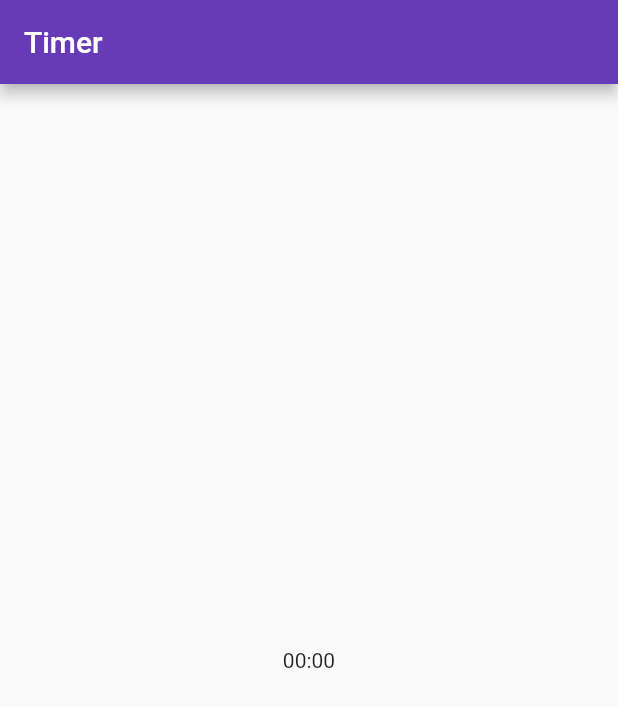
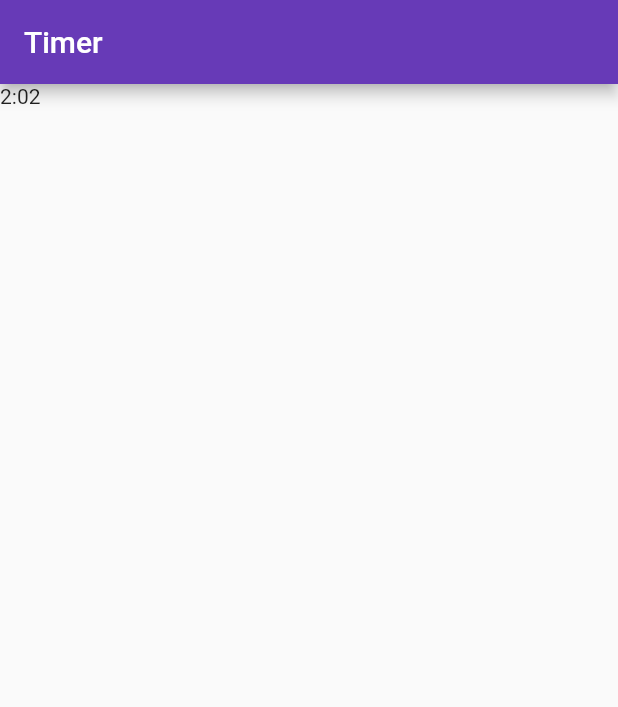
Before and after one commit to paxcodes/flutter-timer, a Flutter app: the screen it shows after launch, on a phone screen of 412 x 824 dp. Shown: the top 707 px of the screen. Run offline on Flutter 3.47's test engine with Material 2 defaults, Android fonts, the phone set to English and light mode, and no system bars.

Commit message:
:sparkles: Add the timer

```diff
--- a/lib/pages/timer_page.dart
+++ b/lib/pages/timer_page.dart
@@ -7,23 +7,38 @@ class TimerPage extends StatefulWidget {
   _TimerPageState createState() => _TimerPageState();
 }
 
-class _TimerPageState extends State<TimerPage> {
+class _TimerPageState extends State<TimerPage>
+    with SingleTickerProviderStateMixin {
+  AnimationController controller;
+
+  String get timerString {
+    Duration duration = controller.duration * controller.value;
+    return '${duration.inMinutes}:${(duration.inSeconds % 60).toString().padLeft(2, '0')}';
+  }
+
+  @override
+  void initState() {
+    super.initState();
+    controller = AnimationController(
+      vsync: this,
+      duration: Duration(minutes: 2, seconds: 10),
+    );
+    controller.reverse(from: controller.value == 0.0 ? 1.0 : controller.value);
+  }
+
   @override
   Widget build(BuildContext context) {
     return Scaffold(
       appBar: AppBar(
         title: Text("Timer"),
       ),
-      body: Center(
-        child: Column(
-          mainAxisAlignment: MainAxisAlignment.center,
-          children: <Widget>[
-            Text(
-              '00:00',
-            ),
-          ],
-        ),
-      ),
+      body: Stack(children: <Widget>[
+        AnimatedBuilder(
+            animation: controller,
+            builder: (BuildContext context, Widget child) {
+              return Text(timerString);
+            }),
+      ]),
     );
   }
 }
```
